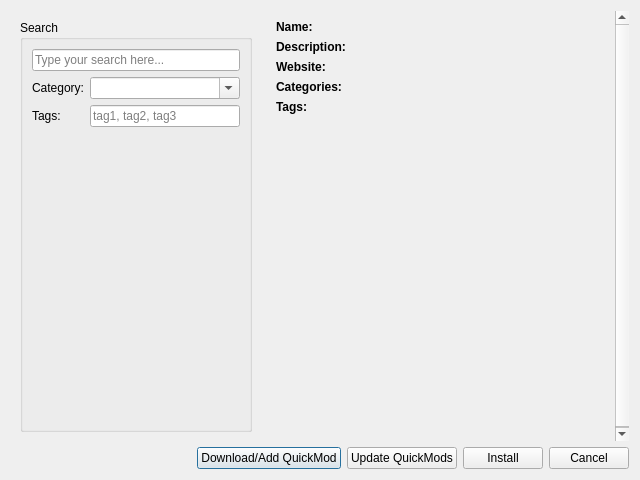
The window that gui/dialogs/quickmod/QuickModChooseModDialog.ui (MultiMC/Launcher) describes before a commit, drawn with Qt 5.
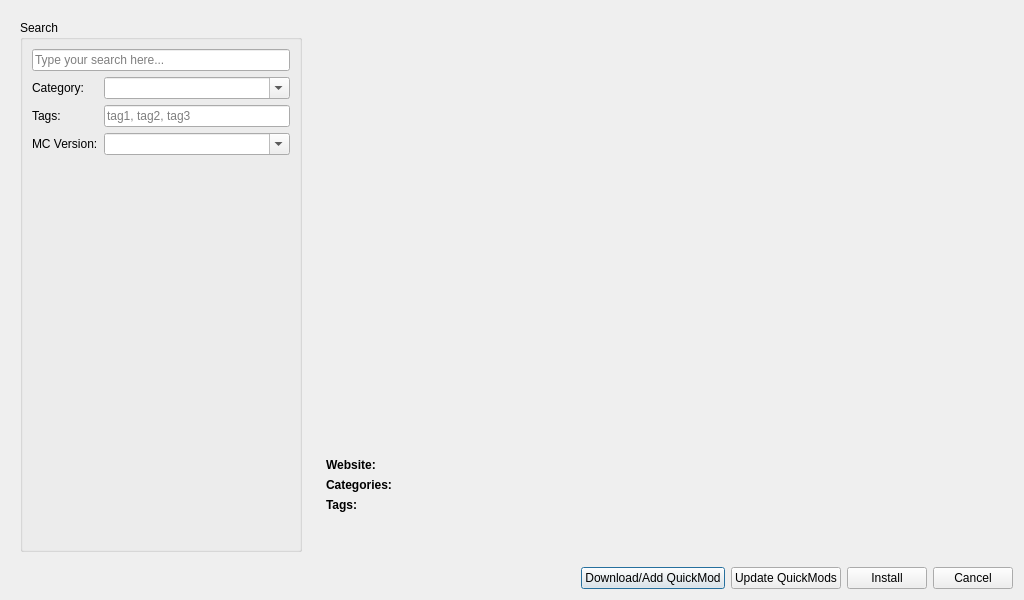
The same window after the commit.

Commit message: Rework the QuickMod browse dialog

What changed in the file:
```diff
--- a/gui/dialogs/quickmod/QuickModChooseModDialog.ui
+++ b/gui/dialogs/quickmod/QuickModChooseModDialog.ui
@@ -6,15 +6,302 @@
    <rect>
     <x>0</x>
     <y>0</y>
-    <width>640</width>
-    <height>480</height>
+    <width>1024</width>
+    <height>600</height>
    </rect>
   </property>
   <property name="windowTitle">
    <string>Browse mods</string>
   </property>
-  <layout class="QGridLayout" name="gridLayout">
-   <item row="1" column="0" colspan="2">
+  <layout class="QVBoxLayout" name="verticalLayout_2">
+   <item>
+    <layout class="QHBoxLayout" name="hLayout">
+     <item>
+      <widget class="QWidget" name="widget" native="true">
+       <property name="minimumSize">
+        <size>
+         <width>250</width>
+         <height>0</height>
+        </size>
+       </property>
+       <property name="maximumSize">
+        <size>
+         <width>300</width>
+         <height>16777215</height>
+        </size>
+       </property>
+       <layout class="QVBoxLayout" name="_2" stretch="0,1">
+        <item>
+         <widget class="QGroupBox" name="groupBox">
+          <property name="title">
+           <string>Search</string>
+          </property>
+          <layout class="QFormLayout" name="formLayout_2">
+           <item row="1" column="0">
+            <widget class="QLabel" name="categoryFilterLabel">
+             <property name="text">
+              <string>Category:</string>
+             </property>
+             <property name="buddy">
+              <cstring>categoryBox</cstring>
+             </property>
+            </widget>
+           </item>
+           <item row="1" column="1">
+            <widget class="QComboBox" name="categoryBox">
+             <property name="editable">
+              <bool>true</bool>
+             </property>
+            </widget>
+           </item>
+           <item row="2" column="0">
+            <widget class="QLabel" name="tagsFilterLabel">
+             <property name="text">
+              <string>Tags:</string>
+             </property>
+             <property name="buddy">
+              <cstring>tagsEdit</cstring>
+             </property>
+            </widget>
+           </item>
+           <item row="2" column="1">
+            <widget class="QLineEdit" name="tagsEdit">
+             <property name="toolTip">
+              <string>&lt;html&gt;&lt;head/&gt;&lt;body&gt;&lt;p&gt;Use commas (,) to separate tags:&lt;/p&gt;&lt;p&gt;&lt;span style=&quot; font-weight:600;&quot;&gt;tag1, tag2, tag3, tag4&lt;/span&gt;&lt;/p&gt;&lt;/body&gt;&lt;/html&gt;</string>
+             </property>
+             <property name="placeholderText">
+              <string>tag1, tag2, tag3</string>
+             </property>
+            </widget>
+           </item>
+           <item row="0" column="0" colspan="2">
+            <widget class="QLineEdit" name="fulltextEdit">
+             <property name="placeholderText">
+              <string>Type your search here...</string>
+             </property>
+            </widget>
+           </item>
+           <item row="3" column="0">
+            <widget class="QLabel" name="mcVersionLabel">
+             <property name="text">
+              <string>MC Version:</string>
+             </property>
+             <property name="buddy">
+              <cstring>mcVersionBox</cstring>
+             </property>
+            </widget>
+           </item>
+           <item row="3" column="1">
+            <widget class="QComboBox" name="mcVersionBox">
+             <property name="editable">
+              <bool>true</bool>
+             </property>
+            </widget>
+           </item>
+          </layout>
+         </widget>
+        </item>
+        <item>
+         <layout class="QVBoxLayout" name="viewLayout"/>
+        </item>
+       </layout>
+      </widget>
+     </item>
+     <item>
+      <widget class="QScrollArea" name="modInfoArea">
+       <property name="frameShape">
+        <enum>QFrame::NoFrame</enum>
+       </property>
+       <property name="frameShadow">
+        <enum>QFrame::Plain</enum>
+       </property>
+       <property name="lineWidth">
+        <number>0</number>
+       </property>
+       <property name="horizontalScrollBarPolicy">
+        <enum>Qt::ScrollBarAlwaysOff</enum>
+       </property>
+       <property name="sizeAdjustPolicy">
+        <enum>QAbstractScrollArea::AdjustToContents</enum>
+       </property>
+       <property name="widgetResizable">
+        <bool>true</bool>
+       </property>
+       <widget class="QWidget" name="scrollAreaWidgetContents">
+        <property name="sizePolicy">
+         <sizepolicy hsizetype="Expanding" vsizetype="Expanding">
+          <horstretch>0</horstretch>
+          <verstretch>0</verstretch>
+         </sizepolicy>
+        </property>
+        <layout class="QFormLayout" name="formLayout">
+         <property name="fieldGrowthPolicy">
+          <enum>QFormLayout::AllNonFixedFieldsGrow</enum>
+         </property>
+         <item row="0" column="0" colspan="2">
+          <widget class="QLabel" name="nameLabel">
+           <property name="sizePolicy">
+            <sizepolicy hsizetype="MinimumExpanding" vsizetype="MinimumExpanding">
+             <horstretch>0</horstretch>
+             <verstretch>0</verstretch>
+            </sizepolicy>
+           </property>
+           <property name="font">
+            <font>
+             <pointsize>24</pointsize>
+             <weight>75</weight>
+             <bold>true</bold>
+            </font>
+           </property>
+           <property name="alignment">
+            <set>Qt::AlignCenter</set>
+           </property>
+           <property name="wordWrap">
+            <bool>true</bool>
+           </property>
+          </widget>
+         </item>
+         <item row="1" column="0">
+          <widget class="QLabel" name="websiteRowLabel">
+           <property name="sizePolicy">
+            <sizepolicy hsizetype="Minimum" vsizetype="Preferred">
+             <horstretch>0</horstretch>
+             <verstretch>0</verstretch>
+            </sizepolicy>
+           </property>
+           <property name="text">
+            <string>&lt;html&gt;&lt;head/&gt;&lt;body&gt;&lt;p&gt;&lt;span style=&quot; font-weight:600;&quot;&gt;Website:&lt;/span&gt;&lt;/p&gt;&lt;/body&gt;&lt;/html&gt;</string>
+           </property>
+           <property name="alignment">
+            <set>Qt::AlignLeading|Qt::AlignLeft|Qt::AlignTop</set>
+           </property>
+          </widget>
+         </item>
+         <item row="1" column="1">
+          <widget class="QLabel" name="websiteLabel">
+           <property name="sizePolicy">
+            <sizepolicy hsizetype="MinimumExpanding" vsizetype="Preferred">
+             <horstretch>0</horstretch>
+             <verstretch>0</verstretch>
+            </sizepolicy>
+           </property>
+           <property name="text">
+            <string/>
+           </property>
+           <property name="wordWrap">
+            <bool>true</bool>
+           </property>
+           <property name="openExternalLinks">
+            <bool>true</bool>
+           </property>
+          </widget>
+         </item>
+         <item row="2" column="0">
+          <widget class="QLabel" name="categoriesRowLabel">
+           <property name="sizePolicy">
+            <sizepolicy hsizetype="Minimum" vsizetype="Preferred">
+             <horstretch>0</horstretch>
+             <verstretch>0</verstretch>
+            </sizepolicy>
+           </property>
+           <property name="text">
+            <string>&lt;html&gt;&lt;head/&gt;&lt;body&gt;&lt;p&gt;&lt;span style=&quot; font-weight:600;&quot;&gt;Categories:&lt;/span&gt;&lt;/p&gt;&lt;/body&gt;&lt;/html&gt;</string>
+           </property>
+           <property name="alignment">
+            <set>Qt::AlignLeading|Qt::AlignLeft|Qt::AlignTop</set>
+           </property>
+          </widget>
+         </item>
+         <item row="2" column="1">
+          <widget class="QLabel" name="categoriesLabel">
+           <property name="sizePolicy">
+            <sizepolicy hsizetype="MinimumExpanding" vsizetype="Preferred">
+             <horstretch>0</horstretch>
+             <verstretch>0</verstretch>
+            </sizepolicy>
+           </property>
+           <property name="text">
+            <string/>
+           </property>
+           <property name="wordWrap">
+            <bool>true</bool>
+           </property>
+          </widget>
+         </item>
+         <item row="3" column="0">
+          <widget class="QLabel" name="tagsRowLabel">
+           <property name="sizePolicy">
+            <sizepolicy hsizetype="Minimum" vsizetype="Preferred">
+             <horstretch>0</horstretch>
+             <verstretch>0</verstretch>
+            </sizepolicy>
+           </property>
+           <property name="text">
+            <string>&lt;html&gt;&lt;head/&gt;&lt;body&gt;&lt;p&gt;&lt;span style=&quot; font-weight:600;&quot;&gt;Tags:&lt;/span&gt;&lt;/p&gt;&lt;/body&gt;&lt;/html&gt;</string>
+           </property>
+           <property name="alignment">
+            <set>Qt::AlignLeading|Qt::AlignLeft|Qt::AlignTop</set>
+           </property>
+          </widget>
+         </item>
+         <item row="3" column="1">
+          <widget class="QLabel" name="tagsLabel">
+           <property name="sizePolicy">
+            <sizepolicy hsizetype="MinimumExpanding" vsizetype="Preferred">
+             <horstretch>0</horstretch>
+             <verstretch>0</verstretch>
+            </sizepolicy>
+           </property>
+           <property name="text">
+            <string/>
+           </property>
+           <property name="wordWrap">
+            <bool>true</bool>
+           </property>
+          </widget>
+         </item>
+         <item row="5" column="0" colspan="2">
+          <widget class="QLabel" name="descriptionLabel">
+           <property name="sizePolicy">
+            <sizepolicy hsizetype="MinimumExpanding" vsizetype="Preferred">
+             <horstretch>0</horstretch>
+             <verstretch>0</verstretch>
+            </sizepolicy>
+           </property>
+           <property name="text">
+            <string/>
+           </property>
+           <property name="wordWrap">
+            <bool>true</bool>
+           </property>
+          </widget>
+         </item>
+         <item row="4" column="0" colspan="2">
+          <widget class="QLabel" name="logoLabel">
+           <property name="maximumSize">
+            <size>
+             <width>600</width>
+             <height>200</height>
+            </size>
+           </property>
+           <property name="text">
+            <string/>
+           </property>
+           <property name="scaledContents">
+            <bool>false</bool>
+           </property>
+           <property name="alignment">
+            <set>Qt::AlignCenter</set>
+           </property>
+          </widget>
+         </item>
+        </layout>
+       </widget>
+      </widget>
+     </item>
+    </layout>
+   </item>
+   <item>
     <layout class="QHBoxLayout" name="horizontalLayout">
      <item>
       <spacer name="horizontalSpacer">
@@ -59,203 +346,6 @@
      </item>
     </layout>
    </item>
-   <item row="0" column="1">
-    <widget class="QScrollArea" name="scrollArea">
-     <property name="frameShape">
-      <enum>QFrame::NoFrame</enum>
-     </property>
-     <property name="frameShadow">
-      <enum>QFrame::Plain</enum>
-     </property>
-     <property name="lineWidth">
-      <number>0</number>
-     </property>
-     <property name="horizontalScrollBarPolicy">
-      <enum>Qt::ScrollBarAlwaysOff</enum>
-     </property>
-     <widget class="QWidget" name="scrollAreaWidgetContents">
-      <property name="geometry">
-       <rect>
-        <x>0</x>
-        <y>0</y>
-        <width>414</width>
-        <height>431</height>
-       </rect>
-      </property>
-      <layout class="QFormLayout" name="formLayout">
-       <property name="sizeConstraint">
-        <enum>QLayout::SetNoConstraint</enum>
-       </property>
-       <item row="0" column="0">
-        <widget class="QLabel" name="label">
-         <property name="text">
-          <string>&lt;html&gt;&lt;head/&gt;&lt;body&gt;&lt;p&gt;&lt;span style=&quot; font-weight:600;&quot;&gt;Name:&lt;/span&gt;&lt;/p&gt;&lt;/body&gt;&lt;/html&gt;</string>
-         </property>
-        </widget>
-       </item>
-       <item row="0" column="1">
-        <widget class="QLabel" name="nameLabel">
-         <property name="text">
-          <string/>
-         </property>
-        </widget>
-       </item>
-       <item row="1" column="0">
-        <widget class="QLabel" name="label_2">
-         <property name="text">
-          <string>&lt;html&gt;&lt;head/&gt;&lt;body&gt;&lt;p&gt;&lt;span style=&quot; font-weight:600;&quot;&gt;Description:&lt;/span&gt;&lt;/p&gt;&lt;/body&gt;&lt;/html&gt;</string>
-         </property>
-        </widget>
-       </item>
-       <item row="1" column="1">
-        <widget class="QLabel" name="descriptionLabel">
-         <property name="text">
-          <string/>
-         </property>
-         <property name="wordWrap">
-          <bool>true</bool>
-         </property>
-        </widget>
-       </item>
-       <item row="2" column="0">
-        <widget class="QLabel" name="label_3">
-         <property name="text">
-          <string>&lt;html&gt;&lt;head/&gt;&lt;body&gt;&lt;p&gt;&lt;span style=&quot; font-weight:600;&quot;&gt;Website:&lt;/span&gt;&lt;/p&gt;&lt;/body&gt;&lt;/html&gt;</string>
-         </property>
-        </widget>
-       </item>
-       <item row="2" column="1">
-        <widget class="QLabel" name="websiteLabel">
-         <property name="text">
-          <string/>
-         </property>
-         <property name="openExternalLinks">
-          <bool>true</bool>
-         </property>
-        </widget>
-       </item>
-       <item row="3" column="0">
-        <widget class="QLabel" name="label_4">
-         <property name="text">
-          <string>&lt;html&gt;&lt;head/&gt;&lt;body&gt;&lt;p&gt;&lt;span style=&quot; font-weight:600;&quot;&gt;Categories:&lt;/span&gt;&lt;/p&gt;&lt;/body&gt;&lt;/html&gt;</string>
-         </property>
-        </widget>
-       </item>
-       <item row="3" column="1">
-        <widget class="QLabel" name="categoriesLabel">
-         <property name="text">
-          <string/>
-         </property>
-         <property name="wordWrap">
-          <bool>true</bool>
-         </property>
-        </widget>
-       </item>
-       <item row="4" column="0">
-        <widget class="QLabel" name="label_5">
-         <property name="text">
-          <string>&lt;html&gt;&lt;head/&gt;&lt;body&gt;&lt;p&gt;&lt;span style=&quot; font-weight:600;&quot;&gt;Tags:&lt;/span&gt;&lt;/p&gt;&lt;/body&gt;&lt;/html&gt;</string>
-         </property>
-        </widget>
-       </item>
-       <item row="4" column="1">
-        <widget class="QLabel" name="tagsLabel">
-         <property name="text">
-          <string/>
-         </property>
-         <property name="wordWrap">
-          <bool>true</bool>
-         </property>
-        </widget>
-       </item>
-       <item row="5" column="0" colspan="2">
-        <widget class="QLabel" name="logoLabel">
-         <property name="text">
-          <string/>
-         </property>
-         <property name="scaledContents">
-          <bool>true</bool>
-         </property>
-        </widget>
-       </item>
-      </layout>
-     </widget>
-    </widget>
-   </item>
-   <item row="0" column="0">
-    <widget class="QWidget" name="widget" native="true">
-     <property name="minimumSize">
-      <size>
-       <width>250</width>
-       <height>0</height>
-      </size>
-     </property>
-     <property name="maximumSize">
-      <size>
-       <width>250</width>
-       <height>16777215</height>
-      </size>
-     </property>
-     <layout class="QVBoxLayout" name="_2" stretch="0,1">
-      <item>
-       <widget class="QGroupBox" name="groupBox">
-        <property name="title">
-         <string>Search</string>
-        </property>
-        <layout class="QFormLayout" name="formLayout_2">
-         <item row="1" column="0">
-          <widget class="QLabel" name="label_6">
-           <property name="text">
-            <string>Category:</string>
-           </property>
-           <property name="buddy">
-            <cstring>categoryBox</cstring>
-           </property>
-          </widget>
-         </item>
-         <item row="1" column="1">
-          <widget class="QComboBox" name="categoryBox">
-           <property name="editable">
-            <bool>true</bool>
-           </property>
-          </widget>
-         </item>
-         <item row="2" column="0">
-          <widget class="QLabel" name="label_7">
-           <property name="text">
-            <string>Tags:</string>
-           </property>
-           <property name="buddy">
-            <cstring>tagsEdit</cstring>
-           </property>
-          </widget>
-         </item>
-         <item row="2" column="1">
-          <widget class="QLineEdit" name="tagsEdit">
-           <property name="toolTip">
-            <string>&lt;html&gt;&lt;head/&gt;&lt;body&gt;&lt;p&gt;Use commas (,) to separate tags:&lt;/p&gt;&lt;p&gt;&lt;span style=&quot; font-weight:600;&quot;&gt;tag1, tag2, tag3, tag4&lt;/span&gt;&lt;/p&gt;&lt;/body&gt;&lt;/html&gt;</string>
-           </property>
-           <property name="placeholderText">
-            <string>tag1, tag2, tag3</string>
-           </property>
-          </widget>
-         </item>
-         <item row="0" column="0" colspan="2">
-          <widget class="QLineEdit" name="fulltextEdit">
-           <property name="placeholderText">
-            <string>Type your search here...</string>
-           </property>
-          </widget>
-         </item>
-        </layout>
-       </widget>
-      </item>
-      <item>
-       <layout class="QVBoxLayout" name="viewLayout"/>
-      </item>
-     </layout>
-    </widget>
-   </item>
   </layout>
  </widget>
  <tabstops>
```
Left out of the diff: 2 changed lines with no effect on the pictures.
